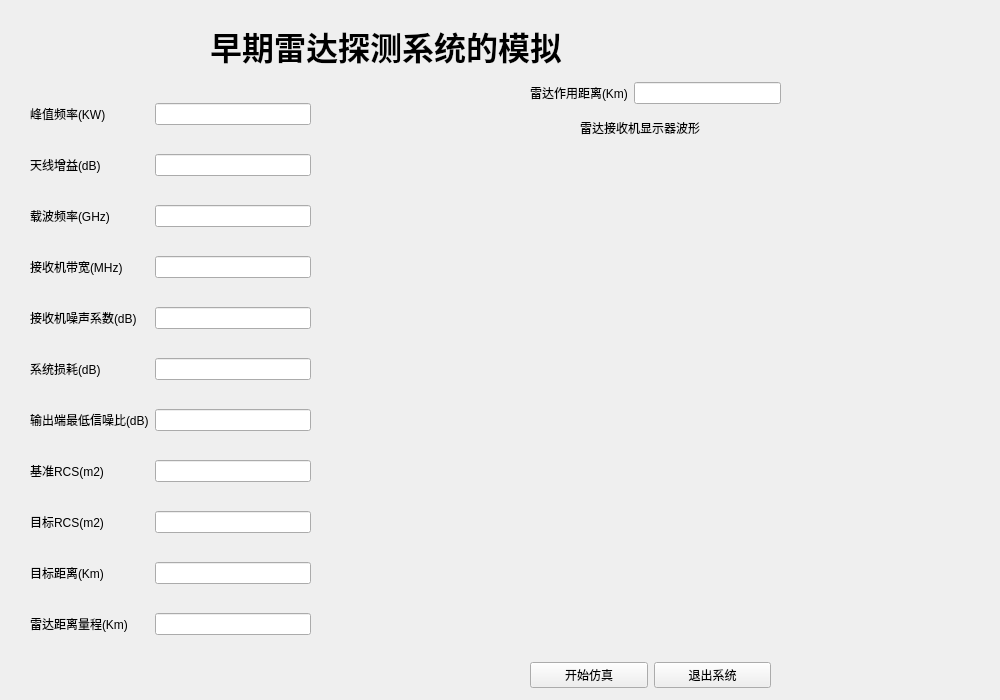
Old version of the form gui.ui in the repository lifzcn/RadarSimulation_Python.
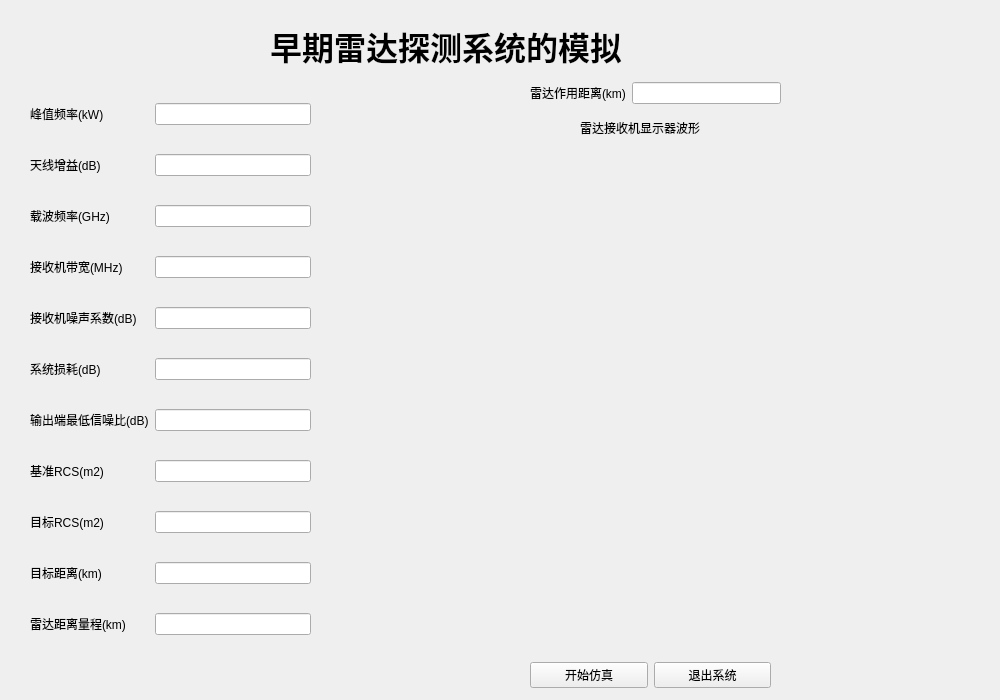
New version of the form.

Patch:
```diff
--- a/gui.ui
+++ b/gui.ui
@@ -28,7 +28,7 @@
   <widget class="QLabel" name="Title">
    <property name="geometry">
     <rect>
-     <x>210</x>
+     <x>270</x>
      <y>20</y>
      <width>451</width>
      <height>51</height>
@@ -71,7 +71,7 @@
     <item row="0" column="0">
      <widget class="QLabel" name="PeakPower">
       <property name="text">
-       <string>峰值频率(KW)</string>
+       <string>峰值频率(kW)</string>
       </property>
      </widget>
     </item>
@@ -161,7 +161,7 @@
     <item row="9" column="0">
      <widget class="QLabel" name="TargetDistance">
       <property name="text">
-       <string>目标距离(Km)</string>
+       <string>目标距离(km)</string>
       </property>
      </widget>
     </item>
@@ -171,7 +171,7 @@
     <item row="10" column="0">
      <widget class="QLabel" name="RadarDistanceRange">
       <property name="text">
-       <string>雷达距离量程(Km)</string>
+       <string>雷达距离量程(km)</string>
       </property>
      </widget>
     </item>
@@ -193,7 +193,7 @@
     <item row="0" column="0">
      <widget class="QLabel" name="RadarDistanceRange_2">
       <property name="text">
-       <string>雷达作用距离(Km)</string>
+       <string>雷达作用距离(km)</string>
       </property>
      </widget>
     </item>
```
Left out of the diff: 2 changed lines with no effect on the pictures.
